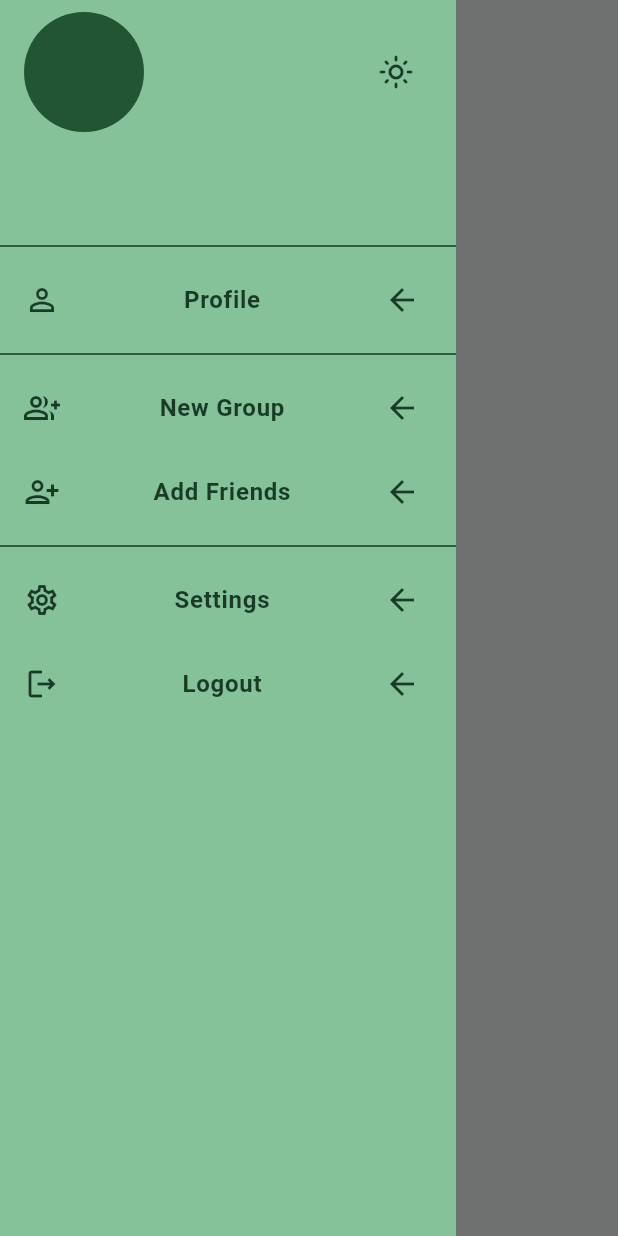
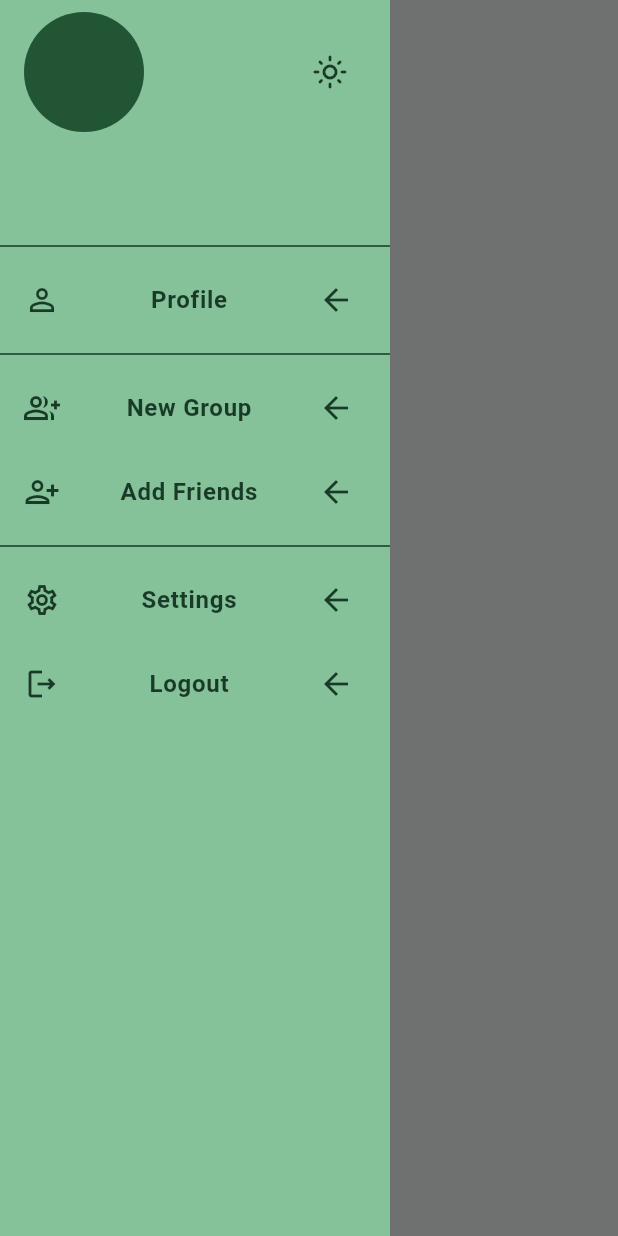
Before and after one commit to GoLab18/Chab, a Flutter app: the screen it shows once a user with an empty profile is signed in, with the side drawer open, on a phone screen of 412 x 824 dp. Run offline on Flutter 3.47's test engine with Material 3 defaults, Android fonts, the light colour scheme and no system bars; our stand-ins replace cloud_firestore, equatable, firebase_auth, firebase_core, flutter_bloc, shared_preferences; accounts and stored records are empty.

Commit message:
Adjusted size

```diff
--- a/lib/components/custom_drawer.dart
+++ b/lib/components/custom_drawer.dart
@@ -21,13 +21,14 @@ class _CustomDrawerState extends State<CustomDrawer> {
   @override
   Widget build(BuildContext context) {
     return Drawer(
+      width: 260,
       shape: const BeveledRectangleBorder(),
       child: Center(
         child: ListView(
           children: [
-            const DrawerBar(
 
-            ),
+            // Bar with user info and theme toggle
+            const DrawerBar(),
 
             Divider(
               color: Theme.of(context).colorScheme.inversePrimary,
```
